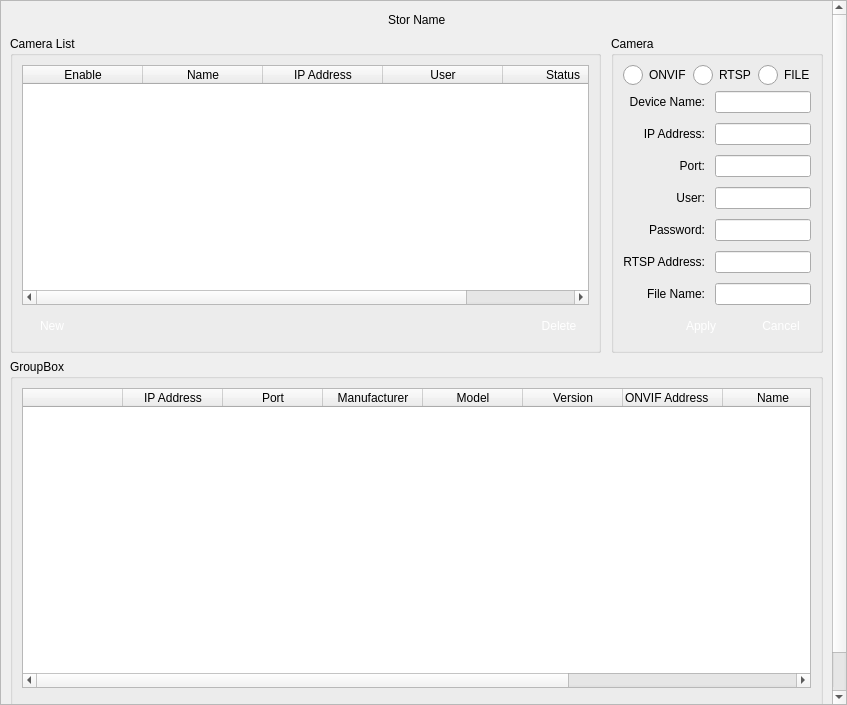
Qt form client/src/config/vidstor/vidcamadd.ui (linkingvision/rapidvms) before a commit.
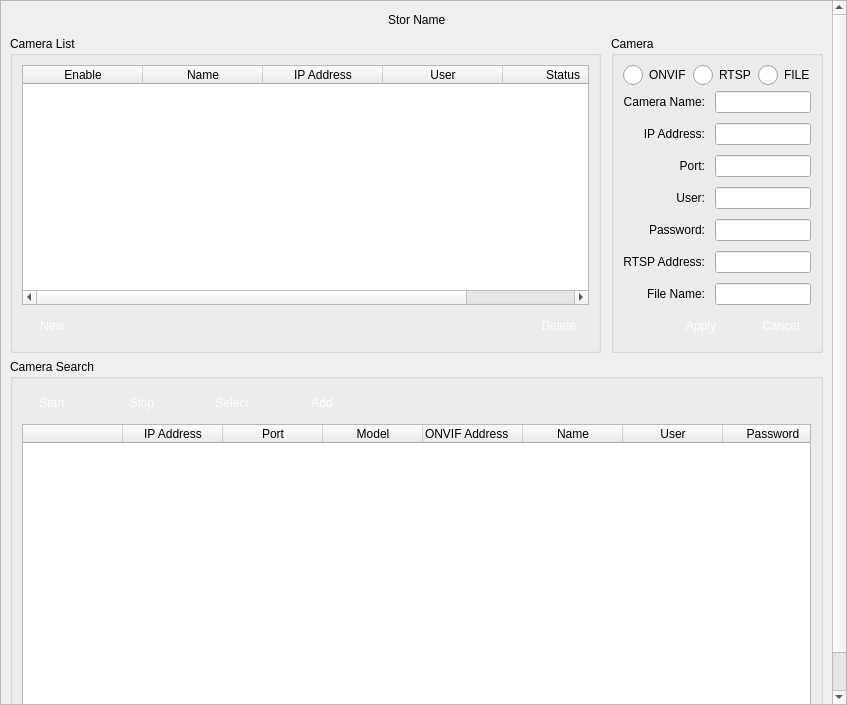
The same form after that commit. Icons and pictures are not drawn.

```diff
--- a/client/src/config/vidstor/vidcamadd.ui
+++ b/client/src/config/vidstor/vidcamadd.ui
@@ -55,7 +55,7 @@
         <x>0</x>
         <y>0</y>
         <width>828</width>
-        <height>730</height>
+        <height>732</height>
        </rect>
       </property>
       <layout class="QVBoxLayout" name="verticalLayout_5">
@@ -500,7 +500,7 @@
               <item row="3" column="0">
                <widget class="QLabel" name="labelName">
                 <property name="text">
-                 <string>Device Name:</string>
+                 <string>Camera Name:</string>
                 </property>
                 <property name="alignment">
                  <set>Qt::AlignRight|Qt::AlignTrailing|Qt::AlignVCenter</set>
@@ -683,11 +683,154 @@
        <item>
         <widget class="QGroupBox" name="groupBox_3">
          <property name="title">
-          <string>GroupBox</string>
+          <string>Camera Search</string>
          </property>
          <layout class="QVBoxLayout" name="verticalLayout_4">
           <item>
-           <widget class="QTableWidget" name="tableWidget_2">
+           <layout class="QHBoxLayout" name="horizontalLayout_3">
+            <property name="spacing">
+             <number>30</number>
+            </property>
+            <item>
+             <widget class="QPushButton" name="pushButtonStart">
+              <property name="minimumSize">
+               <size>
+                <width>60</width>
+                <height>30</height>
+               </size>
+              </property>
+              <property name="maximumSize">
+               <size>
+                <width>60</width>
+                <height>30</height>
+               </size>
+              </property>
+              <property name="styleSheet">
+               <string notr="true">QPushButton { 
+border:none;
+color:white;
+background-image: url(:/action/resources/button.png);}
+QPushButton:hover {
+	background-image: url(:/action/resources/buttonpress.png);}
+QPushButton:pressed {
+	background-image: url(:/action/resources/button.png);}
+</string>
+              </property>
+              <property name="text">
+               <string>Start</string>
+              </property>
+             </widget>
+            </item>
+            <item>
+             <widget class="QPushButton" name="pushButtonStop">
+              <property name="minimumSize">
+               <size>
+                <width>60</width>
+                <height>30</height>
+               </size>
+              </property>
+              <property name="maximumSize">
+               <size>
+                <width>60</width>
+                <height>30</height>
+               </size>
+              </property>
+              <property name="autoFillBackground">
+               <bool>false</bool>
+              </property>
+              <property name="styleSheet">
+               <string notr="true">QPushButton { 
+border:none;
+color:white;
+background-image: url(:/action/resources/button.png);}
+QPushButton:hover {
+	background-image: url(:/action/resources/buttonpress.png);}
+QPushButton:pressed {
+	background-image: url(:/action/resources/button.png);}
+</string>
+              </property>
+              <property name="text">
+               <string>Stop</string>
+              </property>
+             </widget>
+            </item>
+            <item>
+             <widget class="QPushButton" name="pushButtonSelect">
+              <property name="minimumSize">
+               <size>
+                <width>60</width>
+                <height>30</height>
+               </size>
+              </property>
+              <property name="maximumSize">
+               <size>
+                <width>60</width>
+                <height>30</height>
+               </size>
+              </property>
+              <property name="styleSheet">
+               <string notr="true">QPushButton { 
+border:none;
+color:white;
+background-image: url(:/action/resources/button.png);}
+QPushButton:hover {
+	background-image: url(:/action/resources/buttonpress.png);}
+QPushButton:pressed {
+	background-image: url(:/action/resources/button.png);}
+</string>
+              </property>
+              <property name="text">
+               <string>Select</string>
+              </property>
+             </widget>
+            </item>
+            <item>
+             <widget class="QPushButton" name="pushButtonAdd">
+              <property name="minimumSize">
+               <size>
+                <width>60</width>
+                <height>30</height>
+               </size>
+              </property>
+              <property name="maximumSize">
+               <size>
+                <width>60</width>
+                <height>30</height>
+               </size>
+              </property>
+              <property name="styleSheet">
+               <string notr="true">QPushButton { 
+border:none;
+color:white;
+background-image: url(:/action/resources/button.png);}
+QPushButton:hover {
+	background-image: url(:/action/resources/buttonpress.png);}
+QPushButton:pressed {
+	background-image: url(:/action/resources/button.png);}
+</string>
+              </property>
+              <property name="text">
+               <string>Add</string>
+              </property>
+             </widget>
+            </item>
+            <item>
+             <spacer name="horizontalSpacer_5">
+              <property name="orientation">
+               <enum>Qt::Horizontal</enum>
+              </property>
+              <property name="sizeHint" stdset="0">
+               <size>
+                <width>40</width>
+                <height>20</height>
+               </size>
+              </property>
+             </spacer>
+            </item>
+           </layout>
+          </item>
+          <item>
+           <widget class="QTableWidget" name="tableSearch">
             <property name="minimumSize">
              <size>
               <width>0</width>
@@ -757,21 +900,11 @@
               <string>Port</string>
              </property>
             </column>
-            <column>
-             <property name="text">
-              <string>Manufacturer</string>
-             </property>
-            </column>
             <column>
              <property name="text">
               <string>Model</string>
              </property>
             </column>
-            <column>
-             <property name="text">
-              <string>Version</string>
-             </property>
-            </column>
             <column>
              <property name="text">
               <string>ONVIF Address</string>
@@ -797,149 +930,6 @@
             </column>
            </widget>
           </item>
-          <item>
-           <layout class="QHBoxLayout" name="horizontalLayout_3">
-            <property name="spacing">
-             <number>30</number>
-            </property>
-            <item>
-             <widget class="QPushButton" name="pushButtonStart">
-              <property name="minimumSize">
-               <size>
-                <width>60</width>
-                <height>30</height>
-               </size>
-              </property>
-              <property name="maximumSize">
-               <size>
-                <width>60</width>
-                <height>30</height>
-               </size>
-              </property>
-              <property name="styleSheet">
-               <string notr="true">QPushButton { 
-border:none;
-color:white;
-background-image: url(:/action/resources/button.png);}
-QPushButton:hover {
-	background-image: url(:/action/resources/buttonpress.png);}
-QPushButton:pressed {
-	background-image: url(:/action/resources/button.png);}
-</string>
-              </property>
-              <property name="text">
-               <string>Start</string>
-              </property>
-             </widget>
-            </item>
-            <item>
-             <widget class="QPushButton" name="pushButtonStop">
-              <property name="minimumSize">
-               <size>
-                <width>60</width>
-                <height>30</height>
-               </size>
-              </property>
-              <property name="maximumSize">
-               <size>
-                <width>60</width>
-                <height>30</height>
-               </size>
-              </property>
-              <property name="autoFillBackground">
-               <bool>false</bool>
-              </property>
-              <property name="styleSheet">
-               <string notr="true">QPushButton { 
-border:none;
-color:white;
-background-image: url(:/action/resources/button.png);}
-QPushButton:hover {
-	background-image: url(:/action/resources/buttonpress.png);}
-QPushButton:pressed {
-	background-image: url(:/action/resources/button.png);}
-</string>
-              </property>
-              <property name="text">
-               <string>Stop</string>
-              </property>
-             </widget>
-            </item>
-            <item>
-             <widget class="QPushButton" name="pushButtonSelect">
-              <property name="minimumSize">
-               <size>
-                <width>60</width>
-                <height>30</height>
-               </size>
-              </property>
-              <property name="maximumSize">
-               <size>
-                <width>60</width>
-                <height>30</height>
-               </size>
-              </property>
-              <property name="styleSheet">
-               <string notr="true">QPushButton { 
-border:none;
-color:white;
-background-image: url(:/action/resources/button.png);}
-QPushButton:hover {
-	background-image: url(:/action/resources/buttonpress.png);}
-QPushButton:pressed {
-	background-image: url(:/action/resources/button.png);}
-</string>
-              </property>
-              <property name="text">
-               <string>Select</string>
-              </property>
-             </widget>
-            </item>
-            <item>
-             <widget class="QPushButton" name="pushButtonAdd">
-              <property name="minimumSize">
-               <size>
-                <width>60</width>
-                <height>30</height>
-               </size>
-              </property>
-              <property name="maximumSize">
-               <size>
-                <width>60</width>
-                <height>30</height>
-               </size>
-              </property>
-              <property name="styleSheet">
-               <string notr="true">QPushButton { 
-border:none;
-color:white;
-background-image: url(:/action/resources/button.png);}
-QPushButton:hover {
-	background-image: url(:/action/resources/buttonpress.png);}
-QPushButton:pressed {
-	background-image: url(:/action/resources/button.png);}
-</string>
-              </property>
-              <property name="text">
-               <string>Add</string>
-              </property>
-             </widget>
-            </item>
-            <item>
-             <spacer name="horizontalSpacer_5">
-              <property name="orientation">
-               <enum>Qt::Horizontal</enum>
-              </property>
-              <property name="sizeHint" stdset="0">
-               <size>
-                <width>40</width>
-                <height>20</height>
-               </size>
-              </property>
-             </spacer>
-            </item>
-           </layout>
-          </item>
          </layout>
         </widget>
        </item>
```
Left out of the diff: 2 changed lines with no effect on the pictures.
